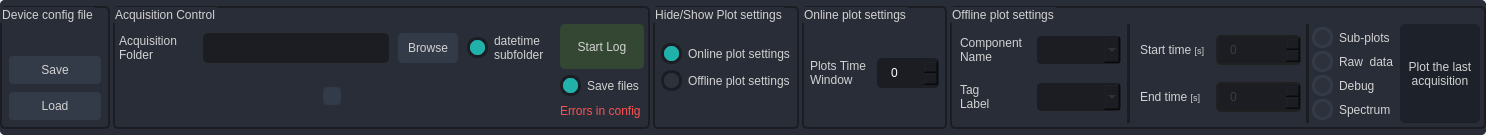
Above: Utilities/HSDPython_SDK/st_hsdatalog/st_hsdatalog/HSD_GUI/UI/log_control_widget.ui from STMicroelectronics/fp-sns-datalog2 before the change. Below: the same form after it.
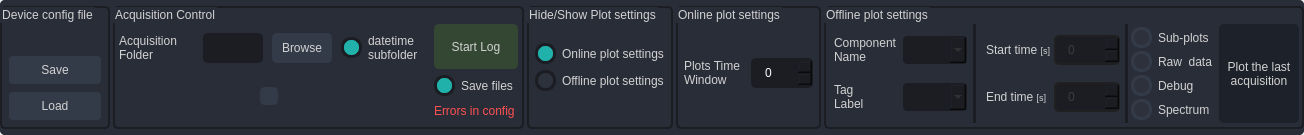
That is the form after the change. Icons and pictures are not drawn.

What changed in the file:
```diff
--- a/Utilities/HSDPython_SDK/st_hsdatalog/st_hsdatalog/HSD_GUI/UI/log_control_widget.ui
+++ b/Utilities/HSDPython_SDK/st_hsdatalog/st_hsdatalog/HSD_GUI/UI/log_control_widget.ui
@@ -6,7 +6,7 @@
    <rect>
     <x>0</x>
     <y>0</y>
-    <width>1486</width>
+    <width>1304</width>
     <height>135</height>
    </rect>
   </property>
```
